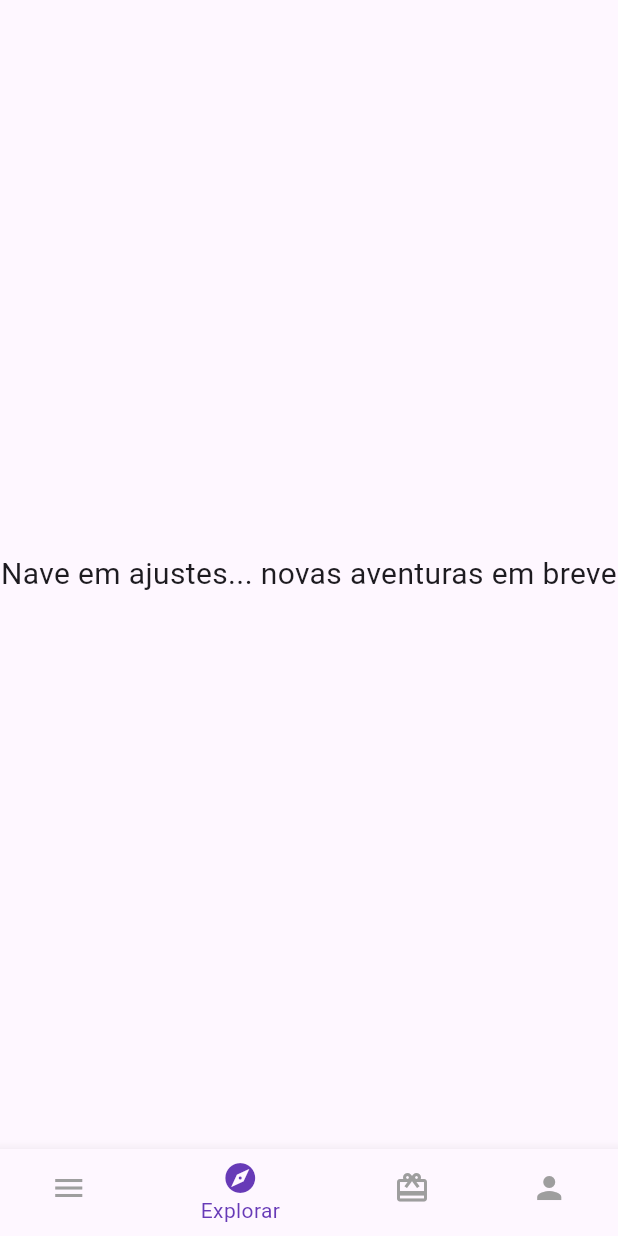
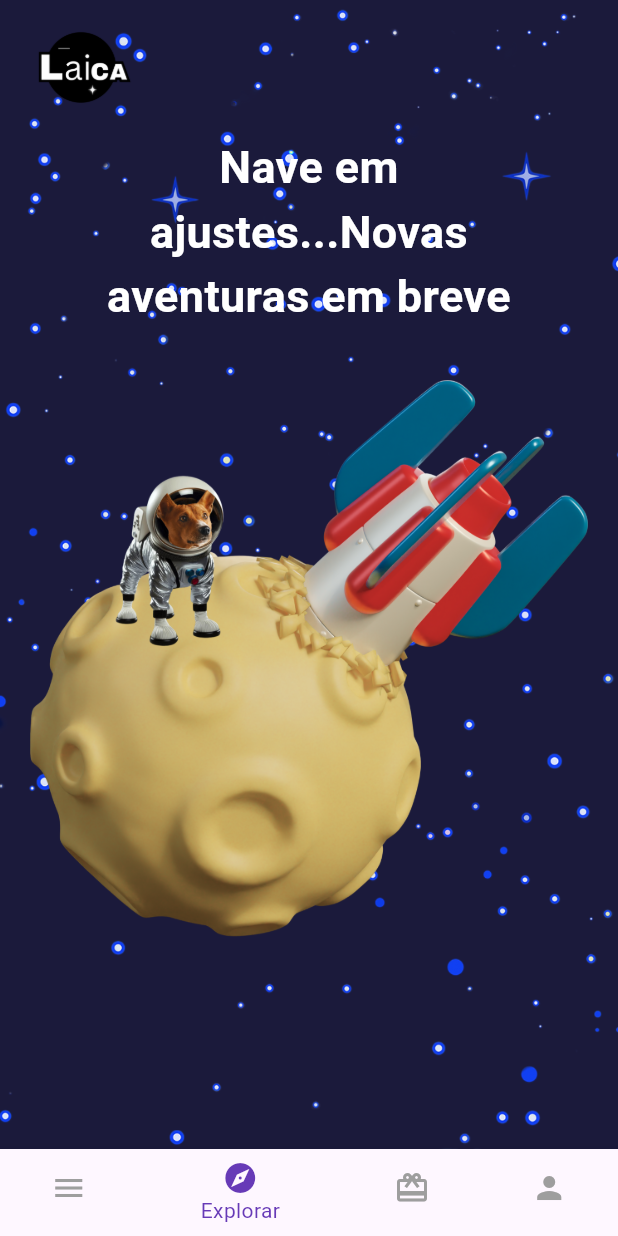
Before and after one commit to vickdurazzo/laica_app, a Flutter app: the ExploreScreen screen opened by its route, on a phone screen of 412 x 824 dp. Run offline on Flutter 3.47's test engine with Material 3 defaults, Android fonts, the light colour scheme and no system bars.

Commit message:
feat: create menu screen and explore screen

```diff
--- a/lib/screens/explore.dart
+++ b/lib/screens/explore.dart
@@ -1,5 +1,7 @@
 import 'package:flutter/material.dart';
+import '../widgets/card_widget.dart';
 import '../widgets/bottom_nav.dart';
+import '../widgets/image_widget.dart'; // Importa o componente de imagem
 
 class ExploreScreen extends StatelessWidget {
   const ExploreScreen({super.key});
@@ -7,13 +9,53 @@ class ExploreScreen extends StatelessWidget {
   @override
   Widget build(BuildContext context) {
     return Scaffold(
-      //appBar: AppBar(title: const Text('Ajustes')),
-      body: const Center(
-        child: Text(
-          'Nave em ajustes... novas aventuras em breve',
-          style: TextStyle(fontSize: 20),
-          textAlign: TextAlign.center,
-        ),
+      backgroundColor: const Color(0xFF1B1A3B),
+      body: Stack(
+        fit: StackFit.expand,
+        children: <Widget>[
+          Image.asset(
+            'assets/background.png',
+            fit: BoxFit.cover,
+          ),
+          SafeArea(
+            child: Padding(
+              padding: const EdgeInsets.all(20.0),
+              child: Column(
+                crossAxisAlignment: CrossAxisAlignment.stretch,
+                children: <Widget>[
+                  Align(
+                    alignment: Alignment.topLeft,
+                    child: Image.asset('assets/logo.png', height: 50),
+                  ),
+                  const SizedBox(height: 20),
+                  Padding(
+                    padding: const EdgeInsets.symmetric(horizontal: 20),
+                    child: const Text(
+                      'Nave em ajustes...Novas aventuras em breve',
+                      textAlign: TextAlign.center,
+                      style: TextStyle(
+                        color: Colors.white,
+                        fontSize: 30,
+                        fontWeight: FontWeight.bold,
+                      ),
+                    ),
+                  ),
+                  const SizedBox(height: 20),
+                  Center(
+                    child: Image.asset(
+                      "assets/naveQuebrada.png",
+                      width: 400,
+                      height: 400,
+                    ),
+                  ),
+                  const SizedBox(height: 20),
+
+
+                ],
+              ),
+            ),
+          ),
+        ],
       ),
       bottomNavigationBar: const BottomNavBar(currentIndex: 1),
     );
```
Also changed, not shown: lib/screens/menu.dart (+79 -11 lines), lib/widgets/card_widget.dart (added, +30 -0 lines), lib/widgets/image_widget.dart (added, +45 -0 lines), assets/emotionsPlanet.png (added), assets/familyPlanet.png (added), assets/funPlanet.png (added), assets/heartPlanet.png (added), assets/naveQuebrada.png (added).
